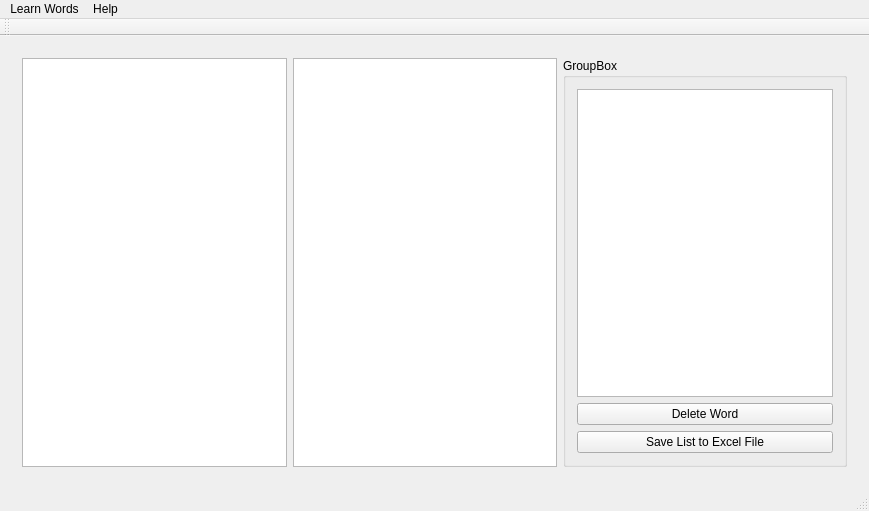
This is Wordsmart/Wordsmart/wordsmart.ui in kev0960/Wordsmart as Qt 5 draws it before an edit. The edited form follows.
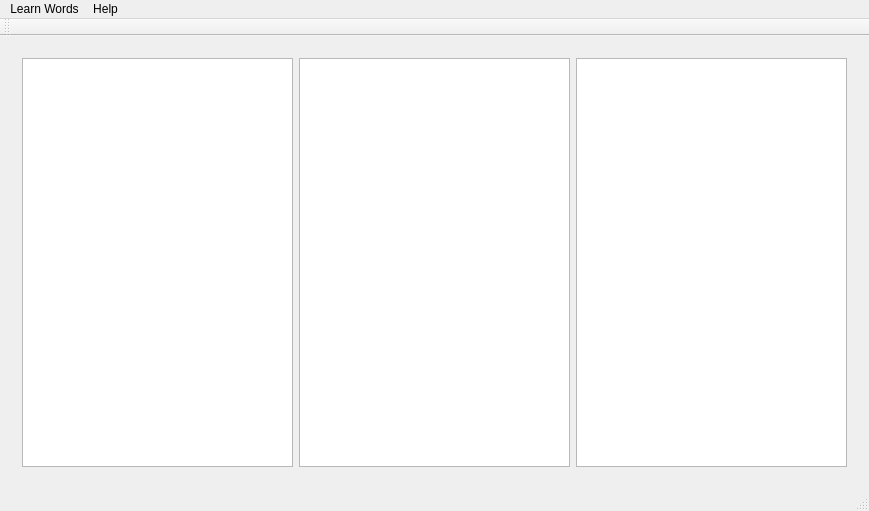
This is the edited form. The open tabs and pages were chosen to show the change.

What changed in the file:
```diff
--- a/Wordsmart/Wordsmart/wordsmart.ui
+++ b/Wordsmart/Wordsmart/wordsmart.ui
@@ -78,12 +78,6 @@
          </widget>
         </item>
         <item>
-         <widget class="QGroupBox" name="groupBox">
-          <property name="title">
-           <string>GroupBox</string>
-          </property>
-          <layout class="QVBoxLayout" name="verticalLayout_3">
-           <item>
             <widget class="QTextBrowser" name="textBrowser_2">
              <property name="font">
               <font>
@@ -91,23 +85,6 @@
                <pointsize>10</pointsize>
               </font>
              </property>
-            </widget>
-           </item>
-           <item>
-            <widget class="QPushButton" name="pushButton_2">
-             <property name="text">
-              <string>Delete Word</string>
-             </property>
-            </widget>
-           </item>
-           <item>
-            <widget class="QPushButton" name="pushButton">
-             <property name="text">
-              <string>Save List to Excel File</string>
-             </property>
-            </widget>
-           </item>
-          </layout>
          </widget>
         </item>
        </layout>
```
Left out of the diff: 2 changed lines with no effect on the pictures. Lines whose indentation alone changed are shown as unchanged.
